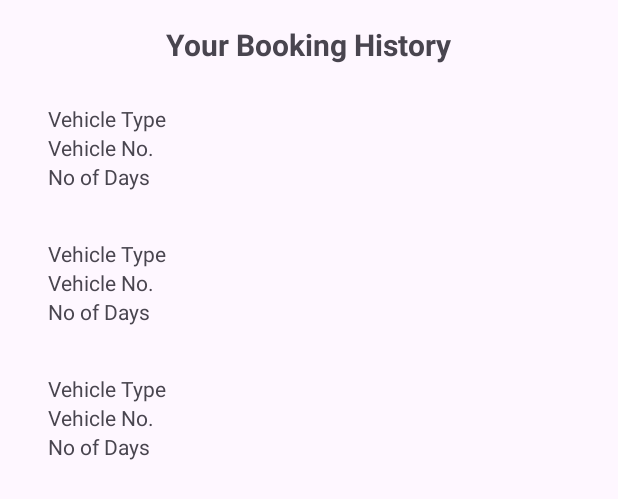
After one commit to Aisha-code1/CarParkingApp, an Android app: the layout activity_booking_history.xml on its own in the app's theme, with its tools: preview values and no code run, on a phone screen of 412 x 824 dp. The commit adds this screen. Shown: the top 499 px of the screen. Run offline under Robolectric (Android 15) with nearby library versions, the phone set to English and light mode, and no system bars.

Commit message:
add booking history

```diff
--- a/app/src/main/AndroidManifest.xml
+++ b/app/src/main/AndroidManifest.xml
@@ -26,6 +26,9 @@
         android:supportsRtl="true"
         android:theme="@style/Theme.CarParkingApp"
         tools:targetApi="31">
+        <activity
+            android:name=".BookingHistoryActivity"
+            android:exported="false" />
         <activity
             android:name=".BookingActivity"
             android:exported="false" />
--- a/app/src/main/java/com/example/carparkingapp/Booking.java
+++ b/app/src/main/java/com/example/carparkingapp/Booking.java
@@ -6,7 +6,6 @@ public class Booking {
     public String vehicleType;
     public String vehicleNumber;
     public String days;
-
     public Booking() {}
 
     public Booking(String id, String userId, String vehicleType, String vehicleNumber, String days) {
@@ -15,5 +14,6 @@ public class Booking {
         this.vehicleType = vehicleType;
         this.vehicleNumber = vehicleNumber;
         this.days = days;
+
     }
 }
--- /dev/null
+++ b/app/src/main/res/layout/activity_booking_history.xml
@@ -0,0 +1,26 @@
+<?xml version="1.0" encoding="utf-8"?>
+<LinearLayout xmlns:android="http://schemas.android.com/apk/res/android"
+    xmlns:tools="http://schemas.android.com/tools"
+    xmlns:app="http://schemas.android.com/apk/res-auto"
+    android:orientation="vertical"
+    android:padding="16dp"
+    android:layout_width="match_parent"
+    android:layout_height="match_parent">
+
+    <TextView
+        android:text="Your Booking History"
+        android:textSize="20sp"
+        android:textStyle="bold"
+        android:layout_gravity="center"
+        android:layout_marginBottom="10dp"
+        android:layout_width="wrap_content"
+        android:layout_height="wrap_content" />
+
+    <androidx.recyclerview.widget.RecyclerView
+        android:id="@+id/rv_user_history"
+        android:layout_width="match_parent"
+        android:layout_height="0dp"
+        android:layout_weight="1"
+        tools:listitem="@layout/booking_history_item"
+        app:layoutManager="androidx.recyclerview.widget.LinearLayoutManager"/>
+</LinearLayout>
--- /dev/null
+++ b/app/src/main/res/layout/booking_history_item.xml
@@ -0,0 +1,26 @@
+<?xml version="1.0" encoding="utf-8"?>
+<LinearLayout xmlns:android="http://schemas.android.com/apk/res/android"
+    android:layout_width="match_parent"
+    android:layout_height="wrap_content"
+    android:orientation="vertical"
+    android:padding="16dp">
+
+    <TextView
+        android:id="@+id/vehicle_type"
+        android:text="Vehicle Type "
+        android:layout_width="wrap_content"
+        android:layout_height="wrap_content" />
+
+    <TextView
+        android:id="@+id/vehicle_no"
+        android:text="Vehicle No. "
+        android:layout_width="wrap_content"
+        android:layout_height="wrap_content" />
+
+    <TextView
+        android:id="@+id/days"
+        android:text="No of Days "
+        android:layout_width="wrap_content"
+        android:layout_height="wrap_content" />
+
+</LinearLayout>
--- a/app/src/main/res/layout/data_item.xml
+++ b/app/src/main/res/layout/data_item.xml
@@ -23,7 +23,7 @@
                 android:layout_height="wrap_content"
                 android:textSize="17sp"
                 android:textStyle="bold"
-                android:text="Name"
+                android:text="Mall Name"
                 android:padding="10dp"/>
             <TextView
                 android:id="@+id/tv_price"
--- a/app/src/main/res/layout/fragment_home.xml
+++ b/app/src/main/res/layout/fragment_home.xml
@@ -157,7 +157,7 @@
                             android:layout_width="wrap_content"
                             android:layout_height="wrap_content"
                             android:layout_centerHorizontal="true"
-                            android:text="Parking History"
+                            android:text="Booking History"
                             android:textStyle="bold"
                             android:textColor="@color/black"
                             android:layout_marginBottom="5dp"
```
Also changed, not shown: app/src/main/java/com/example/carparkingapp/BookingHistoryActivity.java (added, +66 -0 lines), app/src/main/java/com/example/carparkingapp/BookingHistoryAdapter.java (added, +42 -0 lines), app/src/main/java/com/example/carparkingapp/BookingViewHolder.java (added, +18 -0 lines), app/src/main/java/com/example/carparkingapp/Fragment/HomeFragment.java (+9 -0 lines).
